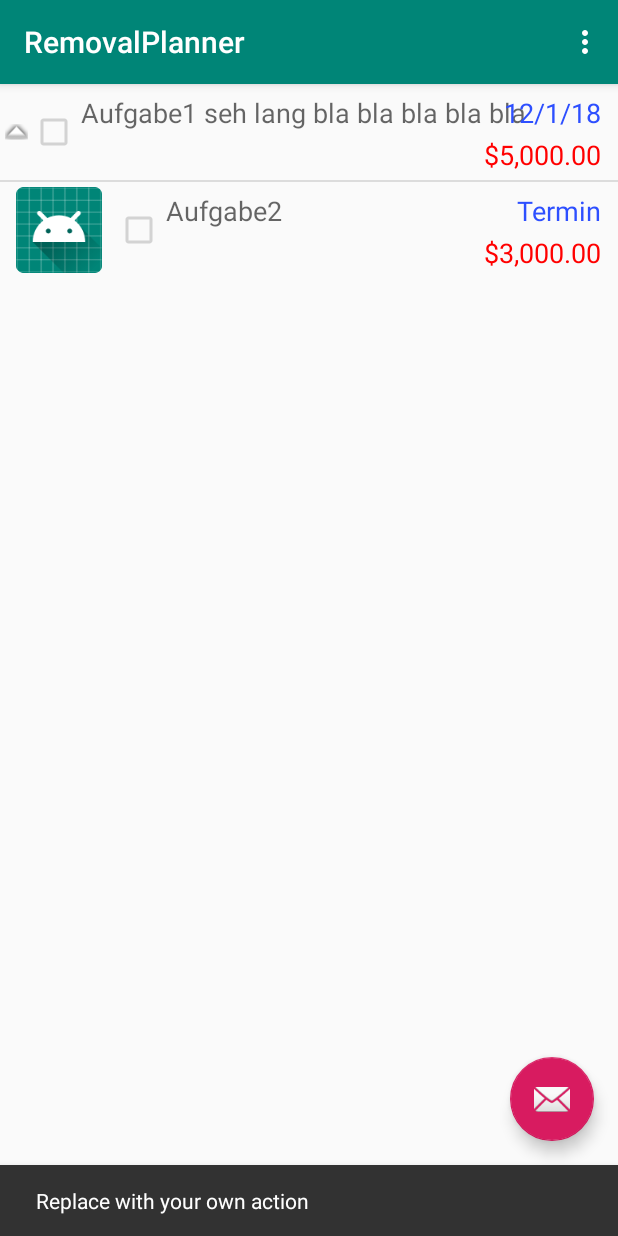
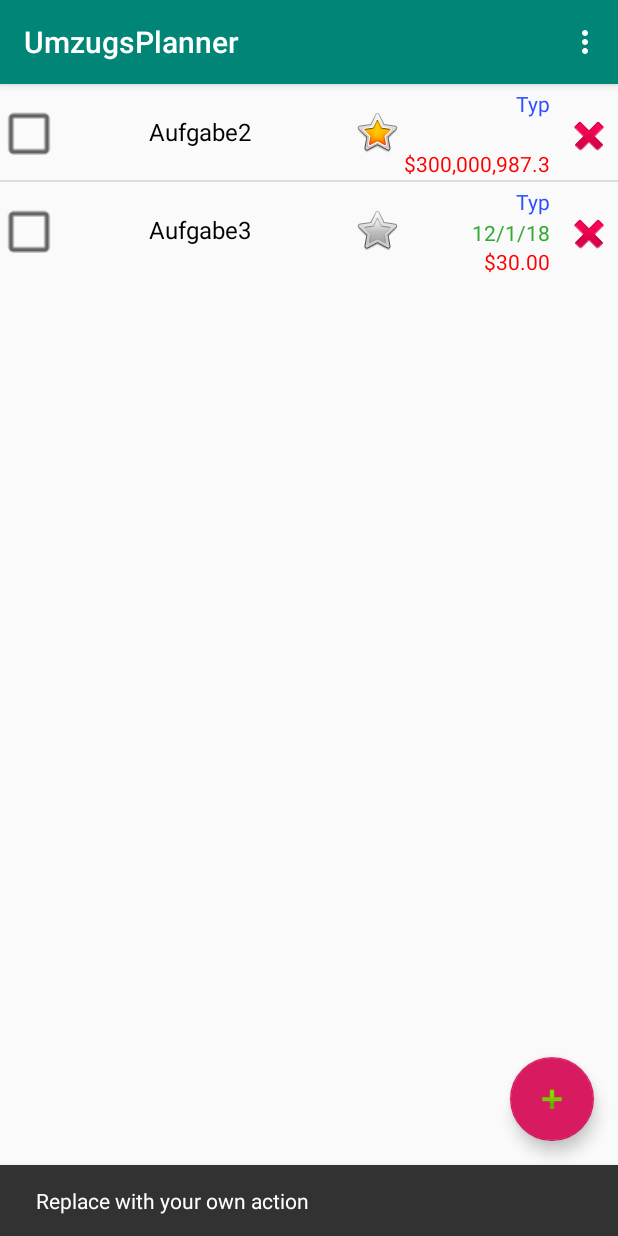
Before and after one commit to robertlange81/Umzugsplaner, an Android app: the screen it shows after launch (MainActivity), after a tap on an icon or button, on a phone screen of 412 x 824 dp. Run offline under Robolectric (Android 15) with nearby library versions, the phone set to English and light mode, and no system bars; 3 other taps on this screen came first.

Commit message:
Listen layout erweitert

```diff
--- a/app/src/main/java/com/planner/removal/removalplanner/Aufgabe.java
+++ b/app/src/main/java/com/planner/removal/removalplanner/Aufgabe.java
@@ -6,6 +6,9 @@ public class Aufgabe {
     public Aufgabe(String name, String beschreibung) {
         Name = name;
         Beschreibung = beschreibung;
+        Termin = new Date(Long.MAX_VALUE);
+        Prio = com.planner.removal.removalplanner.Prio.Normal;
+        Kosten = 0;
     }
     public String Name;
     public String Beschreibung;
@@ -13,6 +16,6 @@ public class Aufgabe {
     public Date Termin;
     public boolean istErledigt;
     public Typ Typ;
-    public int Kosten; // in Cent
+    public long Kosten; // in Cent
     public String Link;
 }
--- a/app/src/main/java/com/planner/removal/removalplanner/AufgabenAdapter.java
+++ b/app/src/main/java/com/planner/removal/removalplanner/AufgabenAdapter.java
@@ -5,20 +5,20 @@ import android.support.design.widget.Snackbar;
 import android.view.LayoutInflater;
 import android.view.View;
 import android.view.ViewGroup;
+import android.widget.AdapterView;
 import android.widget.ArrayAdapter;
 import android.widget.CheckBox;
 import android.widget.ImageView;
 import android.widget.TextView;
 
 import java.util.ArrayList;
-import java.util.Formatter;
 import java.util.List;
 
 public class AufgabenAdapter extends ArrayAdapter<Aufgabe> {
     private final Context context;
     private final List<Aufgabe> values;
 
-    public AufgabenAdapter(Context context, List<Aufgabe> values) {
+    public AufgabenAdapter(Context context, ArrayList<Aufgabe> values) {
         super(context, -1, values);
         this.context = context;
         this.values = values;
@@ -33,13 +33,13 @@ public class AufgabenAdapter extends ArrayAdapter<Aufgabe> {
         TextView name = rowView.findViewById(R.id.name);
         name.setText(values.get(position).Name);
 
-        CheckBox checkBox = rowView.findViewById(R.id.checkBox);
-        checkBox.setEnabled(values.get(position).istErledigt);
+        final CheckBox checkBox = rowView.findViewById(R.id.checkBox);
         final String aufgabenName = values.get(position).Name;
         checkBox.setOnClickListener(new View.OnClickListener() {
             @Override
             public void onClick(View view) {
-                Snackbar.make(view, aufgabenName + "erledigt", Snackbar.LENGTH_LONG)
+                String msg = AufgabenAdapter.this.context.getResources().getString(checkBox.isChecked() ? R.string.erledigt : R.string.offen);
+                Snackbar.make(view, aufgabenName + " " + msg, Snackbar.LENGTH_LONG)
                         .setAction("Action", null).show();
             }
         });
@@ -53,15 +53,49 @@ public class AufgabenAdapter extends ArrayAdapter<Aufgabe> {
         TextView kosten = (TextView) rowView.findViewById(R.id.kosten);
         kosten.setText(Helper.intCentToString(values.get(position).Kosten));
 
-        ImageView imageView = (ImageView) rowView.findViewById(R.id.icon);
+        TextView typ = (TextView) rowView.findViewById(R.id.typ);
+        if(values.get(position).Typ != null)
+            typ.setText(values.get(position).Typ.toString());
 
-        Prio prio = values.get(position).Prio;
+        final ImageView imgPrio = (ImageView) rowView.findViewById(R.id.icon);
 
-        if (prio == Prio.Niedrig) {
-            imageView.setImageResource(android.R.drawable.arrow_down_float);
-        } else if(prio == Prio.Hoch) {
-            imageView.setImageResource(android.R.drawable.arrow_up_float);
+        final Prio prio = values.get(position).Prio;
+
+        if (prio == Prio.Hoch) {
+            imgPrio.setImageResource(android.R.drawable.btn_star_big_off);
+        } else {
+            imgPrio.setImageResource(android.R.drawable.btn_star_big_on);
         }
+
+        final ImageView imgLoeschen = (ImageView) rowView.findViewById(R.id.loeschen);
+        imgLoeschen.setOnClickListener(new View.OnClickListener() {
+            @Override
+            public void onClick(final View view) {
+                ((View) view.getParent().getParent()).animate().setDuration(1000).alpha(0)
+                        .withEndAction(new Runnable() {
+                            @Override
+                            public void run() {
+                                AufgabenAdapter.this.remove(getItem(position));
+                                AufgabenAdapter.this.notifyDataSetChanged();
+                                ((View) view.getParent().getParent()).setAlpha(1);
+                            }
+                        });
+            }
+        });
+
+        imgPrio.setOnClickListener(new View.OnClickListener() {
+            @Override
+            public void onClick(View view) {
+                Aufgabe act = values.get(position);
+                if (act.Prio == Prio.Normal) {
+                    imgPrio.setImageResource(android.R.drawable.btn_star_big_off);
+                    act.Prio = Prio.Hoch;
+                } else {
+                    imgPrio.setImageResource(android.R.drawable.btn_star_big_on);
+                    act.Prio = Prio.Normal;
+                }
+            }
+        });
 
         return rowView;
     }
--- a/app/src/main/java/com/planner/removal/removalplanner/AufgabenInitialiser.java
+++ b/app/src/main/java/com/planner/removal/removalplanner/AufgabenInitialiser.java
@@ -1,25 +1,32 @@
 package com.planner.removal.removalplanner;
 
+import java.util.ArrayList;
 import java.util.Arrays;
 import java.util.Date;
-import java.util.List;
 
 public class AufgabenInitialiser {
 
-    public static List<Aufgabe> GetStandardAufgaben (Date zielTermin) {
+    public static ArrayList<Aufgabe> GetStandardAufgaben (Date zielTermin) {
 
         Aufgabe aufgabe1 = new Aufgabe("Aufgabe1 seh lang bla bla bla bla bla", "Beschreibung1");
-        aufgabe1.Kosten = 5000;
-        aufgabe1.Termin = zielTermin;
         aufgabe1.Link = "Link";
-        aufgabe1.Prio = Prio.Hoch;
+        aufgabe1.Prio = Prio.Normal;
         aufgabe1.Typ = Typ.Elektronik;
 
         Aufgabe aufgabe2 = new Aufgabe("Aufgabe2", "Beschreibung2");
-        aufgabe2.Kosten = 3000;
-        aufgabe1.Prio = Prio.Hoch;
-        Aufgabe[] aufgaben = {aufgabe1, aufgabe2};
+        aufgabe2.Kosten = 30000098739l;
+        aufgabe2.Prio = Prio.Normal;
 
-        return Arrays.asList(aufgaben);
+        Aufgabe aufgabe3 = new Aufgabe("Aufgabe3", "Beschreibung3");
+        aufgabe3.Kosten = 3000;
+        aufgabe3.Prio = Prio.Hoch;
+        Date zielTermin3 = new Date(zielTermin.getTime());
+        zielTermin3.setHours(10);
+        aufgabe3.Termin = zielTermin;
+
+
+        Aufgabe[] aufgaben = {aufgabe1, aufgabe2, aufgabe3};
+
+        return new ArrayList<Aufgabe>(Arrays.asList(aufgaben));
     }
 }
--- a/app/src/main/java/com/planner/removal/removalplanner/Helper.java
+++ b/app/src/main/java/com/planner/removal/removalplanner/Helper.java
@@ -13,13 +13,33 @@ import java.util.Locale;
 public class Helper {
 
     public static Locale currentLocal;
-    public static String intCentToString(int cent) {
-        NumberFormat nf = NumberFormat.getCurrencyInstance(currentLocal);
-        nf.setCurrency(Currency.getInstance(currentLocal));
-        return nf.format(cent);
+
+
+    public static void setCurrentLocale(Context context){
+
+        if (Build.VERSION.SDK_INT >= Build.VERSION_CODES.N){
+            currentLocal = context.getResources().getConfiguration().getLocales().get(0);
+        } else{
+            currentLocal = context.getResources().getConfiguration().locale;
+        }
+
+        /*
+        if (BuildConfig.DEBUG) {
+            for (Locale loc : Locale.getAvailableLocales()) {
+                if (loc.getISO3Language().equals("deu") && loc.getCountry().equalsIgnoreCase("DE")) {
+                    Locale.setDefault(loc);
+                }
+            }
+
+            currentLocal = Locale.getDefault();
+        }
+        */
     }
 
     public static String formatDateTo(Date date) {
+        if(date.getTime() == Long.MAX_VALUE)
+            return "";
+
         DateFormat dfTime;
         if(date.getHours() == 0 && date.getMinutes() == 0) {
             dfTime = DateFormat.getDateInstance(DateFormat.SHORT, currentLocal);
@@ -30,22 +50,15 @@ public class Helper {
         return dfTime.format(date);
     }
 
-    public static void setCurrentLocale(Context context){
+    public static String intCentToString(Long cent) {
 
-        if (Build.VERSION.SDK_INT >= Build.VERSION_CODES.N){
-            currentLocal = context.getResources().getConfiguration().getLocales().get(0);
-        } else{
-            currentLocal = context.getResources().getConfiguration().locale;
-        }
+        if(cent == 0)
+            return "";
 
-        if (BuildConfig.DEBUG) {
-            for (Locale loc : Locale.getAvailableLocales()) {
-                if (loc.getISO3Language().equals("deu") && loc.getCountry().equalsIgnoreCase("DE")) {
-                    Locale.setDefault(loc);
-                }
-            }
+        NumberFormat nf = NumberFormat.getCurrencyInstance(currentLocal);
+        nf.setCurrency(Currency.getInstance(currentLocal));
 
-            currentLocal = Locale.getDefault();
-        }
+        double d = (cent.doubleValue()) / 100;
+        return nf.format(d);
     }
 }
--- a/app/src/main/java/com/planner/removal/removalplanner/MainActivity.java
+++ b/app/src/main/java/com/planner/removal/removalplanner/MainActivity.java
@@ -11,12 +11,8 @@ import android.view.MenuItem;
 import android.widget.AdapterView;
 import android.widget.ListView;
 
-import java.time.LocalDate;
-import java.time.Month;
 import java.util.ArrayList;
-import java.util.Arrays;
 import java.util.Date;
-import java.util.List;
 
 
 public class MainActivity extends AppCompatActivity {
@@ -44,29 +40,10 @@ public class MainActivity extends AppCompatActivity {
 
         ListView listView = findViewById(R.id.mobile_list);
 
-        final List<Aufgabe> aufgabenList = AufgabenInitialiser.GetStandardAufgaben(new Date(2018, 11, 1, 0, 0, 0));
+        final ArrayList<Aufgabe> aufgabenList = AufgabenInitialiser.GetStandardAufgaben(new Date(2018, 11, 1, 0, 0, 0));
 
         final AufgabenAdapter adapter = new AufgabenAdapter(this, aufgabenList);
         listView.setAdapter(adapter);
-
-        listView.setOnItemClickListener(new AdapterView.OnItemClickListener() {
-
-            @Override
-            public void onItemClick(AdapterView<?> parent, final View view,
-                                    int position, long id) {
-                final String item = (String) parent.getItemAtPosition(position);
-                view.animate().setDuration(1000).alpha(0)
-                        .withEndAction(new Runnable() {
-                            @Override
-                            public void run() {
-                                aufgabenList.remove(item);
-                                adapter.notifyDataSetChanged();
-                                view.setAlpha(1);
-                            }
-                        });
-            }
-
-        });
     }
 
     @Override
@@ -84,7 +61,7 @@ public class MainActivity extends AppCompatActivity {
         int id = item.getItemId();
 
         //noinspection SimplifiableIfStatement
-        if (id == R.id.action_settings) {
+        if (id == R.id.einstellungen) {
             return true;
         }
 
--- a/app/src/main/java/com/planner/removal/removalplanner/Prio.java
+++ b/app/src/main/java/com/planner/removal/removalplanner/Prio.java
@@ -1,5 +1,5 @@
 package com.planner.removal.removalplanner;
 
 public enum Prio {
-    Niedrig, Mittel, Hoch
+    Normal, Hoch
 }
--- a/app/src/main/res/layout/activity_main.xml
+++ b/app/src/main/res/layout/activity_main.xml
@@ -28,6 +28,6 @@
         android:layout_height="wrap_content"
         android:layout_gravity="bottom|end"
         android:layout_margin="@dimen/fab_margin"
-        app:srcCompat="@android:drawable/ic_dialog_email" />
+        app:srcCompat="@android:drawable/ic_input_add" />
 
 </android.support.design.widget.CoordinatorLayout>
--- a/app/src/main/res/layout/rowlayout.xml
+++ b/app/src/main/res/layout/rowlayout.xml
@@ -1,61 +1,116 @@
 <RelativeLayout
     android:id="@+id/list_item"
+    xmlns:app="http://schemas.android.com/apk/res-auto"
     xmlns:android="http://schemas.android.com/apk/res/android"
     android:layout_width="fill_parent"
     android:layout_height="?android:attr/listPreferredItemHeight"
     android:padding="3dip"
     android:descendantFocusability="blocksDescendants">
 
-
-    <ImageView android:id="@+id/icon"
+    <CheckBox
+        android:id="@+id/checkBox"
         android:layout_alignParentLeft="true"
         android:layout_alignParentTop="true"
-        android:layout_marginRight="1dip"
-        android:src="@mipmap/ic_launcher"
-        android:layout_width="wrap_content"
-        android:layout_height="fill_parent" />
-
-    <CheckBox
-        android:id="@+id/checkBox"
         android:layout_width="wrap_content"
         android:layout_height="match_parent"
-        android:layout_marginTop="0dip"
-        android:layout_marginRight="2dip"
-        android:layout_toRightOf="@id/icon"
+        android:layout_marginRight="0dip"
+        android:layout_marginTop="3dip"
         android:text=""
-        android:textAppearance="?android:attr/textAppearanceMedium" />
+        android:textAppearance="?android:attr/textAppearanceLarge"
+        android:scaleX="1.5"
+        android:scaleY="1.5"/>
 
+
+    <TableRow
+        android:id="@+id/table"
+        android:layout_width="wrap_content"
+        android:layout_height="match_parent"
+        android:layout_toRightOf="@id/checkBox"
+        android:gravity="top"
+        android:weightSum="10">
         <TextView
             android:id="@+id/name"
-        android:layout_width="wrap_content"
+            android:gravity="center"
+            android:layout_weight="4"
             android:layout_height="match_parent"
-        android:layout_marginTop="3dip"
+            android:layout_marginTop="0dip"
+            android:layout_marginLeft="2dip"
             android:layout_marginRight="2dip"
             android:layout_toRightOf="@id/checkBox"
             android:text="@string/platzhalter_name"
-        android:textAppearance="?android:attr/textAppearanceMedium" />
+            android:maxLines="2"
+            android:lineSpacingExtra="2dp"
+            android:textSize="16dp"
+            android:textColor="#000000" />
 
-    <TextView android:id="@+id/termin"
-        android:text="@string/platzhalter_termin"
-        android:textAppearance="?android:attr/textAppearanceMedium"
+        <android.support.v7.widget.AppCompatImageView
+            android:id="@+id/icon"
+            android:layout_width="wrap_content"
+            android:layout_height="match_parent"
+            android:layout_marginLeft="5dip"
+            android:layout_toRightOf="@id/table"
+            android:adjustViewBounds="false"
+            app:srcCompat="@android:drawable/btn_star_big_off" />
+
+        <RelativeLayout
+            xmlns:android="http://schemas.android.com/apk/res/android"
+            android:layout_width="fill_parent"
+            android:layout_height="match_parent"
+            android:layout_weight="6"
+            android:gravity="top"
+            android:layout_marginRight="3dp"
+            android:layout_marginEnd="3dp"
             android:layout_alignParentRight="true"
-        android:layout_marginTop="3dip"
-        android:layout_width="wrap_content"
-        android:layout_marginRight="8dip"
+            android:descendantFocusability="blocksDescendants">
+            <TextView android:id="@+id/typ"
+                android:text="@string/platzhalter_typ"
+                android:textAppearance="?android:attr/textAppearanceSmall"
+                android:layout_marginTop="0dip"
+                android:layout_width="match_parent"
+                android:layout_marginRight="1dip"
+                android:maxLines="1"
+                android:gravity="end"
                 android:layout_height="wrap_content"
                 android:textColor="#ff2d4fff" />
 
+            <TextView android:id="@+id/termin"
+                android:layout_below="@id/typ"
+                android:text="@string/platzhalter_termin"
+                android:textAppearance="?android:attr/textAppearanceSmall"
+                android:layout_marginTop="1dip"
+                android:layout_width="match_parent"
+                android:layout_marginRight="1dip"
+                android:maxLines="1"
+                android:gravity="end"
+                android:layout_height="wrap_content"
+                android:textColor="#ff33aa33" />
+
             <TextView android:id="@+id/kosten"
                 android:text="@string/platzhalter_kosten"
-        android:textAppearance="?android:attr/textAppearanceMedium"
-        android:gravity="center"
+                android:textAppearance="?android:attr/textAppearanceSmall"
+                android:gravity="end"
                 android:adjustViewBounds="true"
                 android:layout_alignParentRight="true"
+                android:maxLines="1"
                 android:layout_below="@id/termin"
-        android:layout_marginTop="3dip"
-        android:layout_marginRight="8dip"
-        android:layout_width="wrap_content"
+                android:layout_marginRight="1dip"
+                android:layout_width="match_parent"
                 android:layout_height="wrap_content"
                 android:textColor="#ffff0000" />
+        </RelativeLayout>
+
+        <android.support.v7.widget.AppCompatImageView
+            android:id="@+id/loeschen"
+            android:layout_width="wrap_content"
+            android:layout_height="match_parent"
+            android:layout_marginLeft="5dip"
+            android:layout_marginTop="5dip"
+            android:layout_toRightOf="@id/table"
+            android:adjustViewBounds="false"
+            app:srcCompat="@android:drawable/ic_delete" />
+
+    </TableRow>
+
+
 
 </RelativeLayout>
--- a/app/src/main/res/menu/menu_main.xml
+++ b/app/src/main/res/menu/menu_main.xml
@@ -3,8 +3,8 @@
     xmlns:tools="http://schemas.android.com/tools"
     tools:context="com.planner.removal.removalplanner.MainActivity">
     <item
-        android:id="@+id/action_settings"
+        android:id="@+id/einstellungen"
         android:orderInCategory="100"
-        android:title="@string/action_settings"
+        android:title="@string/einstellungen"
         app:showAsAction="never" />
 </menu>
--- a/app/src/main/res/values/strings.xml
+++ b/app/src/main/res/values/strings.xml
@@ -1,8 +1,11 @@
 <resources>
-    <string name="app_name">RemovalPlanner</string>
-    <string name="action_settings">Settings</string>
-    <string name="platzhalter_name">Aufgabe</string>
+    <string name="app_name">UmzugsPlanner</string>
+    <string name="einstellungen">Einstellungen</string>
+    <string name="platzhalter_name">Aufgabe Aufgabe Aufgabe Aufgabe Aufgabe</string>
     <string name="platzhalter_beschreibung">Beschreibung</string>
+    <string name="platzhalter_typ">Typ</string>
     <string name="platzhalter_termin">Termin</string>
     <string name="platzhalter_kosten">Kosten</string>
+    <string name="erledigt">erledigt</string>
+    <string name="offen">offen</string>
 </resources>
```
Lines whose indentation alone changed are shown as unchanged.
